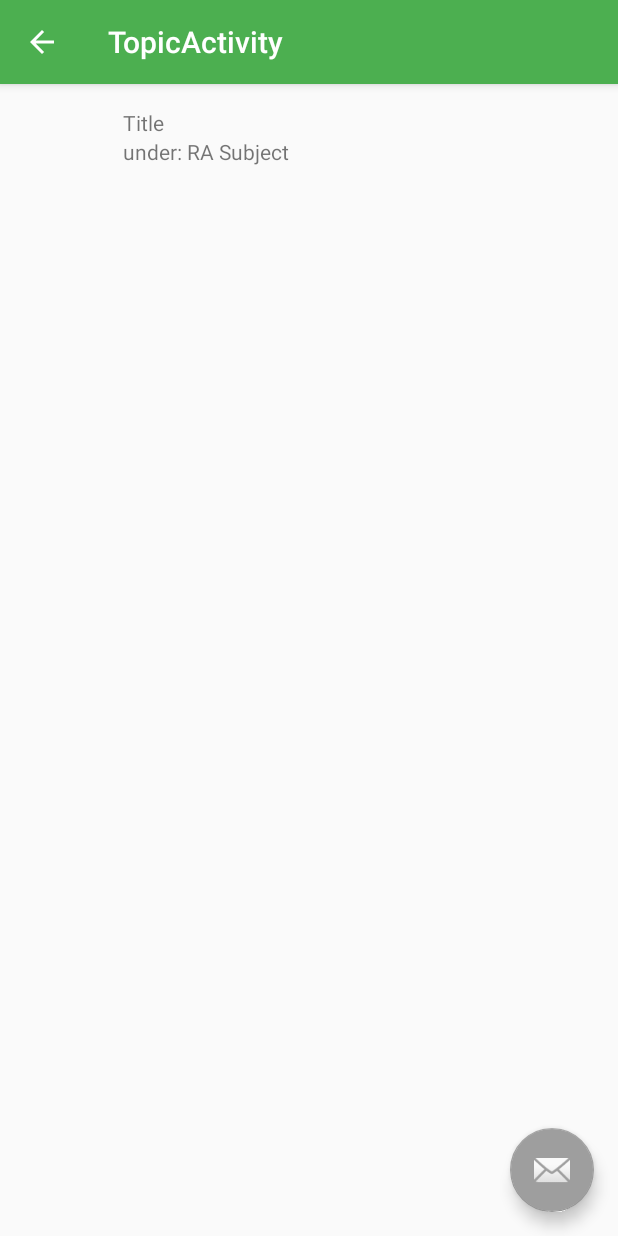
After one commit to gmlunesa/Recyclopedia0.9, an Android app: the TopicActivity screen opened directly, with no data from a screen before it, on a phone screen of 412 x 824 dp. The commit adds this screen. Run offline under Robolectric (Android 15) with nearby library versions, the phone set to English and light mode, and no system bars.

Commit message:
tried doing listfragment

```diff
--- /dev/null
+++ b/app/src/main/java/com/example/recyclopedia/TopicActivity.java
@@ -0,0 +1,30 @@
+package com.example.recyclopedia;
+
+import android.os.Bundle;
+import android.support.design.widget.FloatingActionButton;
+import android.support.design.widget.Snackbar;
+import android.support.v7.app.AppCompatActivity;
+import android.support.v7.widget.Toolbar;
+import android.view.View;
+
+public class TopicActivity extends AppCompatActivity {
+
+    @Override
+    protected void onCreate(Bundle savedInstanceState) {
+        super.onCreate(savedInstanceState);
+        setContentView(R.layout.activity_topic);
+        Toolbar toolbar = (Toolbar) findViewById(R.id.toolbar);
+        setSupportActionBar(toolbar);
+
+        FloatingActionButton fab = (FloatingActionButton) findViewById(R.id.fab);
+        fab.setOnClickListener(new View.OnClickListener() {
+            @Override
+            public void onClick(View view) {
+                Snackbar.make(view, "Replace with your own action", Snackbar.LENGTH_LONG)
+                        .setAction("Action", null).show();
+            }
+        });
+        getSupportActionBar().setDisplayHomeAsUpEnabled(true);
+    }
+
+}
--- /dev/null
+++ b/app/src/main/java/com/example/recyclopedia/TopicActivityFragment.java
@@ -0,0 +1,22 @@
+package com.example.recyclopedia;
+
+import android.support.v4.app.Fragment;
+import android.os.Bundle;
+import android.view.LayoutInflater;
+import android.view.View;
+import android.view.ViewGroup;
+
+/**
+ * A placeholder fragment containing a simple view.
+ */
+public class TopicActivityFragment extends Fragment {
+
+    public TopicActivityFragment() {
+    }
+
+    @Override
+    public View onCreateView(LayoutInflater inflater, ViewGroup container,
+                             Bundle savedInstanceState) {
+        return inflater.inflate(R.layout.fragment_topic, container, false);
+    }
+}
--- /dev/null
+++ b/app/src/main/res/layout/activity_topic.xml
@@ -0,0 +1,34 @@
+<?xml version="1.0" encoding="utf-8"?>
+<android.support.design.widget.CoordinatorLayout xmlns:android="http://schemas.android.com/apk/res/android"
+    xmlns:app="http://schemas.android.com/apk/res-auto"
+    xmlns:tools="http://schemas.android.com/tools"
+    android:layout_width="match_parent"
+    android:layout_height="match_parent"
+    android:fitsSystemWindows="true"
+    tools:context="com.example.recyclopedia.TopicActivity">
+
+    <android.support.design.widget.AppBarLayout
+        android:layout_width="match_parent"
+        android:layout_height="wrap_content"
+        android:theme="@style/AppTheme.AppBarOverlay">
+
+        <android.support.v7.widget.Toolbar
+            android:id="@+id/toolbar"
+            android:layout_width="match_parent"
+            android:layout_height="?attr/actionBarSize"
+            android:background="?attr/colorPrimary"
+            app:popupTheme="@style/AppTheme.PopupOverlay" />
+
+    </android.support.design.widget.AppBarLayout>
+
+    <include layout="@layout/content_topic" />
+
+    <android.support.design.widget.FloatingActionButton
+        android:id="@+id/fab"
+        android:layout_width="wrap_content"
+        android:layout_height="wrap_content"
+        android:layout_gravity="bottom|end"
+        android:layout_margin="@dimen/fab_margin"
+        android:src="@android:drawable/ic_dialog_email" />
+
+</android.support.design.widget.CoordinatorLayout>
--- /dev/null
+++ b/app/src/main/res/layout/fragment_topic.xml
@@ -0,0 +1,46 @@
+<LinearLayout xmlns:android="http://schemas.android.com/apk/res/android"
+    xmlns:tools="http://schemas.android.com/tools"
+    android:layout_width="match_parent"
+    android:layout_height="wrap_content"
+    android:paddingBottom="@dimen/activity_vertical_margin"
+    android:paddingLeft="@dimen/activity_horizontal_margin"
+    android:paddingRight="@dimen/activity_horizontal_margin"
+    android:paddingTop="@dimen/activity_vertical_margin"
+    tools:context="com.example.recyclopedia.TopicActivityFragment"
+    tools:showIn="@layout/activity_topic">
+
+    <ImageView
+        android:layout_width="50dp"
+        android:layout_height="50dp"
+        android:contentDescription=""
+        android:id = "@+id/list_item_icon"/>
+    <RelativeLayout
+        android:layout_width="match_parent"
+        android:layout_height="wrap_content"
+        android:orientation = "vertical"
+        android:descendantFocusability="blocksDescendants"
+        android:paddingStart="16dp"
+        android:paddingLeft = "0dp">
+
+        <TextView
+            android:id= "@+id/list_item_title"
+            android:layout_width="wrap_content"
+            android:layout_height="wrap_content"
+            android:text = "Title"
+            android:layout_alignParentTop="true"
+            android:layout_alignParentStart="true"
+
+            android:layout_alignParentLeft="true" />
+        <TextView
+            android:id = "@+id/list_item_dialogue"
+            android:layout_width="wrap_content"
+            android:layout_height="wrap_content"
+            android:text = "under: RA Subject"
+            android:layout_below="@+id/list_item_title"
+            android:layout_alignParentStart="true"
+            android:layout_alignParentLeft="true" />
+
+    </RelativeLayout>
+
+
+</LinearLayout>
--- a/app/src/main/res/values/strings.xml
+++ b/app/src/main/res/values/strings.xml
@@ -25,4 +25,5 @@
     <string name="title_activity_game_over">GameOverActivity</string>
 
     <string name="done">Done</string>
+    <string name="title_activity_topic">TopicActivity</string>
 </resources>
```
Also changed, not shown: app/build.gradle (+9 -0 lines), app/src/main/AndroidManifest.xml (+14 -1 lines), app/src/main/java/com/example/recyclopedia/RecyclopediaDBHelper.java (+65 -15 lines), app/src/main/java/com/example/recyclopedia/Topic.java (added, +53 -0 lines), app/src/main/java/com/example/recyclopedia/TopicAdapter.java (added, +28 -0 lines), app/src/main/res/layout/content_topic.xml (added, +9 -0 lines), app/src/main/res/menu/menu_topic.xml (added, +10 -0 lines).
